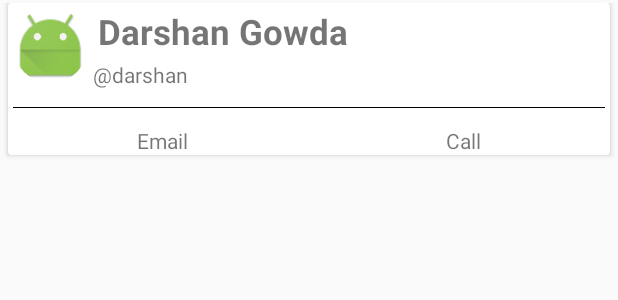
After one commit to Rohan-Kumar/Flint, an Android app: the layout single_contact_view.xml on its own in the app's theme, with its tools: preview values and no code run, on a phone screen of 412 x 824 dp. The commit adds this screen. Shown: the top 300 px of the screen. Run offline under Robolectric (Android 15) with nearby library versions, the phone set to English and light mode, and no system bars.

Commit message:
added single view

```diff
--- a/app/build.gradle
+++ b/app/build.gradle
@@ -20,10 +20,13 @@ android {
 }
 
 dependencies {
-    compile fileTree(dir: 'libs', include: ['*.jar'])
+    compile fileTree(include: ['*.jar'], dir: 'libs')
     testCompile 'junit:junit:4.12'
     compile 'com.android.support:appcompat-v7:23.1.1'
     compile 'com.android.support:design:23.1.1'
     compile 'com.google.android.gms:play-services:8.4.0'
     compile 'com.android.support:support-v4:23.1.1'
+    compile 'de.hdodenhof:circleimageview:2.0.0'
+    compile 'com.android.support:recyclerview-v7:23.1.1'
+    compile 'com.android.support:cardview-v7:23.1.1'
 }
--- a/app/src/main/java/com/flint/ContactsFragment.java
+++ b/app/src/main/java/com/flint/ContactsFragment.java
@@ -64,7 +64,14 @@ public class ContactsFragment extends Fragment {
     public View onCreateView(LayoutInflater inflater, ViewGroup container,
                              Bundle savedInstanceState) {
         // Inflate the layout for this fragment
-        return inflater.inflate(R.layout.fragment_contacts, container, false);
+
+        View view =
+
+                inflater.inflate(R.layout.fragment_contacts, container, false);
+
+
+
+        return view;
     }
 
     // TODO: Rename method, update argument and hook method into UI event
@@ -96,7 +103,7 @@ public class ContactsFragment extends Fragment {
      * fragment to allow an interaction in this fragment to be communicated
      * to the activity and potentially other fragments contained in that
      * activity.
-     * <p>
+     * <p/>
      * See the Android Training lesson <a href=
      * "http://developer.android.com/training/basics/fragments/communicating.html"
      * >Communicating with Other Fragments</a> for more information.
--- a/app/src/main/res/layout/fragment_contacts.xml
+++ b/app/src/main/res/layout/fragment_contacts.xml
@@ -4,10 +4,8 @@
     android:layout_height="match_parent"
     tools:context="com.flint.ContactsFragment">
 
-    <!-- TODO: Update blank fragment layout -->
-    <TextView
+    <android.support.v7.widget.RecyclerView
         android:layout_width="match_parent"
-        android:layout_height="match_parent"
-        android:text="@string/hello_blank_fragment" />
+        android:layout_height="match_parent"></android.support.v7.widget.RecyclerView>
 
 </FrameLayout>
--- /dev/null
+++ b/app/src/main/res/layout/single_contact_view.xml
@@ -0,0 +1,85 @@
+<?xml version="1.0" encoding="utf-8"?>
+<RelativeLayout xmlns:android="http://schemas.android.com/apk/res/android"
+    android:layout_width="match_parent"
+    android:layout_height="match_parent"
+    android:layout_margin="2dp"
+    android:orientation="vertical">
+
+    <android.support.v7.widget.CardView xmlns:card_view="http://schemas.android.com/apk/res-auto"
+        android:id="@+id/card_view"
+        android:layout_width="match_parent"
+        android:layout_height="wrap_content"
+        android:layout_gravity="center"
+        android:layout_marginLeft="3dp"
+        android:layout_marginRight="3dp"
+        card_view:cardCornerRadius="2dp">
+
+        <RelativeLayout
+            android:layout_width="match_parent"
+            android:layout_height="match_parent">
+
+            <de.hdodenhof.circleimageview.CircleImageView
+                android:id="@+id/imageView"
+                android:layout_width="50dp"
+                android:layout_height="50dp"
+                android:layout_margin="3dp"
+                android:src="@mipmap/ic_launcher" />
+
+            <TextView
+                android:id="@+id/userName"
+                android:layout_width="wrap_content"
+                android:layout_height="wrap_content"
+                android:layout_margin="3dp"
+                android:layout_toRightOf="@id/imageView"
+                android:text="Darshan Gowda"
+                android:textSize="23sp"
+                android:textStyle="bold" />
+
+            <TextView
+                android:id="@+id/nameTag"
+                android:layout_width="wrap_content"
+                android:layout_height="wrap_content"
+                android:layout_below="@+id/userName"
+                android:layout_toRightOf="@+id/imageView"
+                android:text="\@darshan" />
+
+            <View
+                android:id="@+id/view"
+                android:layout_width="match_parent"
+                android:layout_height="0.5dp"
+                android:layout_below="@+id/nameTag"
+                android:layout_marginBottom="12dp"
+                android:layout_marginLeft="3dp"
+                android:layout_marginRight="3dp"
+                android:layout_marginTop="12dp"
+                android:background="#000" />
+
+            <LinearLayout
+                android:layout_width="match_parent"
+                android:layout_height="wrap_content"
+                android:layout_below="@+id/view"
+                android:orientation="horizontal">
+
+                <TextView
+                    android:layout_width="wrap_content"
+                    android:layout_height="wrap_content"
+                    android:layout_weight="1"
+                    android:gravity="center"
+                    android:text="Email" />
+
+
+                <TextView
+                    android:layout_width="wrap_content"
+                    android:layout_height="wrap_content"
+                    android:layout_weight="1"
+                    android:gravity="center"
+                    android:text="Call" />
+
+            </LinearLayout>
+
+        </RelativeLayout>
+
+    </android.support.v7.widget.CardView>
+
+
+</RelativeLayout>
```
